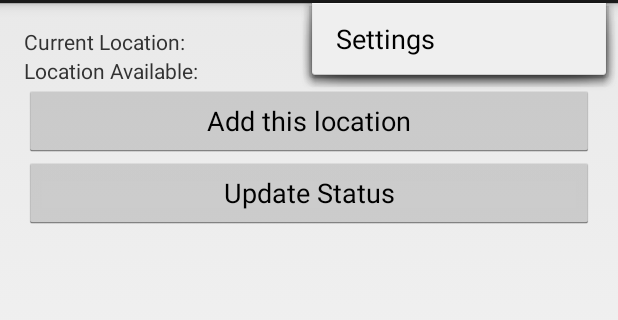
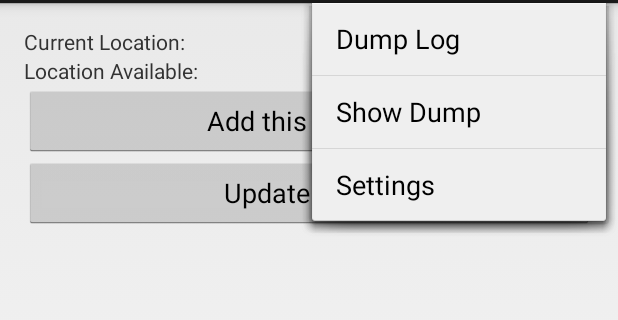
Before and after one commit to simao/lamespy, an Android app: the screen it shows after launch (MainActivity), with the options menu open, on a phone screen of 412 x 824 dp, the part 69-389 px from its top. Run offline under Robolectric (Android 15) with nearby library versions, the phone set to English and light mode, and no system bars.

Commit message:
First version with on-screen location event dump

```diff
--- a/lamespy/build.gradle
+++ b/lamespy/build.gradle
@@ -3,7 +3,7 @@ buildscript {
         mavenCentral()
     }
     dependencies {
-        classpath 'com.android.tools.build:gradle:0.6.+'
+        classpath 'com.android.tools.build:gradle:0.7.+'
     }
 }
 apply plugin: 'android'
--- a/lamespy/src/main/java/io/simao/lamespy/MainActivity.java
+++ b/lamespy/src/main/java/io/simao/lamespy/MainActivity.java
@@ -15,6 +15,7 @@ import android.widget.Toast;
 import fj.data.Option;
 import io.simao.lamespy.db.DatabaseHelper;
 import io.simao.lamespy.db.Location;
+import io.simao.lamespy.db.LocationDumpActivity;
 
 import java.util.LinkedList;
 import java.util.List;
@@ -28,6 +29,7 @@ public class MainActivity extends Activity implements MainFragment.MainFragmentE
     protected SavedLocationsStore savedLocationsStore;
     protected List<ScanResult> lastResult = new LinkedList<ScanResult>();
     protected LocationMatcher locationMatcher = new LocationMatcher();
+    protected DatabaseHelper mDatabaseHelper;
 
     private BroadcastReceiver mWifiScanReceiver = new BroadcastReceiver() {
         @Override
@@ -50,11 +52,17 @@ public class MainActivity extends Activity implements MainFragment.MainFragmentE
                     .commit();
         }
 
-        savedLocationsStore = new SavedLocationsStore(new DatabaseHelper(this));
+        mDatabaseHelper = new DatabaseHelper(this);
+        savedLocationsStore = new SavedLocationsStore(mDatabaseHelper);
 
         mWifiManager = (WifiManager)getSystemService(Context.WIFI_SERVICE);
+        registerReceiver(mWifiScanReceiver, new IntentFilter(WifiScanReceiver.NEW_SCAN_INTENT));
 
-        registerReceiver(mWifiScanReceiver, new IntentFilter(WifiScanReceiver.NEW_SCAN_INTENT));
+        setupScanAlarm();
+    }
+
+    private void setupScanAlarm() {
+        new ScanAlarmListener().setupAlarm(this);
     }
 
     @Override
@@ -83,6 +91,12 @@ public class MainActivity extends Activity implements MainFragment.MainFragmentE
         // as you specify a parent activity in AndroidManifest.xml.
         switch (item.getItemId()) {
             case R.id.action_settings:
+                return true;
+            case R.id.action_dump_log_console:
+                return new LocationExporter(mDatabaseHelper).exportToConsole();
+            case R.id.action_show_dump:
+                Intent launchNewIntent = new Intent(this, LocationDumpActivity.class);
+                startActivity(launchNewIntent);
                 return true;
         }
         return super.onOptionsItemSelected(item);
@@ -149,5 +163,4 @@ public class MainActivity extends Activity implements MainFragment.MainFragmentE
 
         mainFragment.getCurrentLocationText().setText(locationStr);
     }
-
 }
--- a/lamespy/src/main/java/io/simao/lamespy/SavedLocationsStore.java
+++ b/lamespy/src/main/java/io/simao/lamespy/SavedLocationsStore.java
@@ -35,7 +35,6 @@ public class SavedLocationsStore {
     }
 
     public Map<String, Location> getSavedLocations() {
-        List<Location> locations = db.getAllLocations();
         Map<String, Location> r = new TreeMap<String, Location>();
 
         for (Location l : db.getAllLocations()) {
--- /dev/null
+++ b/lamespy/src/main/java/io/simao/lamespy/ScanAlarmListener.java
@@ -0,0 +1,41 @@
+package io.simao.lamespy;
+
+
+import android.app.AlarmManager;
+import android.app.PendingIntent;
+import android.content.BroadcastReceiver;
+import android.content.Context;
+import android.content.Intent;
+import android.content.IntentFilter;
+import android.net.wifi.WifiManager;
+import android.util.Log;
+
+public class ScanAlarmListener extends BroadcastReceiver {
+    public static String ALARM_RECEIVED_INTENT = "io.simao.lamespy.alarm_received";
+    public static String TAG = ScanAlarmListener.class.getName();
+
+    @Override
+    public void onReceive(Context context, Intent intent) {
+        if (intent.getAction().equals(ALARM_RECEIVED_INTENT)) {
+              Log.d(TAG, "Received alarm to start new wifi scan");
+
+              WifiManager mWifiManager = (WifiManager) context.getSystemService(Context.WIFI_SERVICE);
+              mWifiManager.startScan();
+        } else if (intent.getAction().equals(Intent.ACTION_BOOT_COMPLETED)) {
+            setupAlarm(context);
+        }
+    }
+
+    public void setupAlarm(Context c) {
+        c.registerReceiver(new ScanAlarmListener(), new IntentFilter(ScanAlarmListener.ALARM_RECEIVED_INTENT));
+
+        Intent intent = new Intent();
+        intent.setAction(ALARM_RECEIVED_INTENT);
+        PendingIntent pendingIntent = PendingIntent.getBroadcast(c, 0, intent,
+                PendingIntent.FLAG_CANCEL_CURRENT);
+
+        AlarmManager am = (AlarmManager) c.getSystemService(Context.ALARM_SERVICE);
+        am.setInexactRepeating(AlarmManager.RTC_WAKEUP, 100,
+                AlarmManager.INTERVAL_HALF_HOUR, pendingIntent);
+    }
+}
--- a/lamespy/src/main/res/menu/main.xml
+++ b/lamespy/src/main/res/menu/main.xml
@@ -1,7 +1,17 @@
 <menu xmlns:android="http://schemas.android.com/apk/res/android">
 
+    <item android:id="@+id/action_dump_log_console"
+          android:title="@string/action_dump_log_console"
+          android:orderInCategory="0"
+          android:showAsAction="never" />
+
+    <item android:id="@+id/action_show_dump"
+          android:title="@string/action_show_dump"
+          android:orderInCategory="100"
+          android:showAsAction="never" />
+
     <item android:id="@+id/action_settings"
-        android:title="@string/action_settings"
-        android:orderInCategory="100"
-        android:showAsAction="never" />
+          android:title="@string/action_settings"
+          android:orderInCategory="200"
+          android:showAsAction="never" />
 </menu>
--- /dev/null
+++ b/lamespy/src/main/res/values/ids.xml
@@ -0,0 +1,4 @@
+<?xml version="1.0" encoding="utf-8"?>
+<resources>
+    <item name="action_show_dump" type="id">action_show_dump</item>
+</resources>
--- a/lamespy/src/main/res/values/strings.xml
+++ b/lamespy/src/main/res/values/strings.xml
@@ -9,5 +9,10 @@
     <string name="current_location_desc">Current Location: </string>
     <string name="location_available_desc">Location Available: </string>
     <string name="update_status">Update Status</string>
+    <string name="action_dump_log_console">Dump Log</string>
+    <string name="title_activity_location_dump">Location History</string>
+    <string name="hello_world">Hello world!</string>
+    <string name="action_show_dump">Show Dump</string>
+    <string name="location_event_detail_dialog_message">Location Event Detail</string>
 
 </resources>
```
Also changed, not shown: lamespy/src/main/AndroidManifest.xml (+18 -8 lines), lamespy/src/main/java/io/simao/lamespy/LocationDumpArrayAdapter.java (added, +45 -0 lines), lamespy/src/main/java/io/simao/lamespy/LocationExporter.java (added, +70 -0 lines), lamespy/src/main/java/io/simao/lamespy/LocationUpdateListener.java (+8 -20 lines), lamespy/src/main/java/io/simao/lamespy/WifiScanReceiver.java (+10 -4 lines), lamespy/src/main/java/io/simao/lamespy/db/DatabaseHelper.java (+70 -7 lines), lamespy/src/main/java/io/simao/lamespy/db/Location.java (+11 -2 lines), lamespy/src/main/java/io/simao/lamespy/db/LocationDumpActivity.java (added, +85 -0 lines), lamespy/src/main/java/io/simao/lamespy/db/LocationEvent.java (+22 -0 lines), lamespy/src/main/res/layout/activity_location_dump.xml (added, +14 -0 lines), lamespy/src/main/res/menu/location_dump.xml (added, +9 -0 lines), gradle/wrapper/gradle-wrapper.properties, 2 other files.
